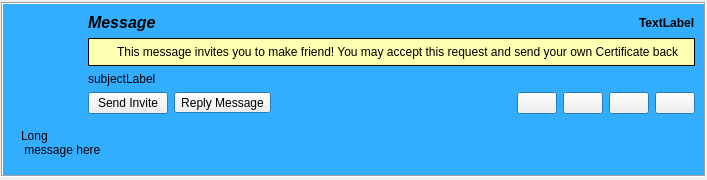
Qt form retroshare-gui/src/gui/feeds/MsgItem.ui (RetroShare/RetroShare) before a commit.
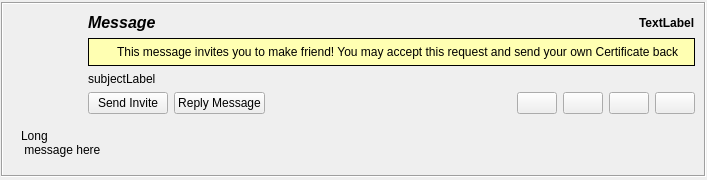
The same form after that commit. Icons and pictures are not drawn. Custom widgets are drawn as their Qt base class.

Commit message:
changed icons on othe feeds too
* changed the icons on other feeds too
* Show on Forum Message Feed the Avatars

What changed in the file:
```diff
--- a/retroshare-gui/src/gui/feeds/MsgItem.ui
+++ b/retroshare-gui/src/gui/feeds/MsgItem.ui
@@ -31,70 +31,6 @@
        <verstretch>0</verstretch>
       </sizepolicy>
      </property>
-     <property name="palette">
-      <palette>
-       <active>
-        <colorrole role="Base">
-         <brush brushstyle="SolidPattern">
-          <color alpha="255">
-           <red>52</red>
-           <green>177</green>
-           <blue>255</blue>
-          </color>
-         </brush>
-        </colorrole>
-        <colorrole role="Window">
-         <brush brushstyle="SolidPattern">
-          <color alpha="255">
-           <red>51</red>
-           <green>174</green>
-           <blue>255</blue>
-          </color>
-         </brush>
-        </colorrole>
-       </active>
-       <inactive>
-        <colorrole role="Base">
-         <brush brushstyle="SolidPattern">
-          <color alpha="255">
-           <red>52</red>
-           <green>177</green>
-           <blue>255</blue>
-          </color>
-         </brush>
-        </colorrole>
-        <colorrole role="Window">
-         <brush brushstyle="SolidPattern">
-          <color alpha="255">
-           <red>51</red>
-           <green>174</green>
-           <blue>255</blue>
-          </color>
-         </brush>
-        </colorrole>
-       </inactive>
-       <disabled>
-        <colorrole role="Base">
-         <brush brushstyle="SolidPattern">
-          <color alpha="255">
-           <red>240</red>
-           <green>240</green>
-           <blue>240</blue>
-          </color>
-         </brush>
-        </colorrole>
-        <colorrole role="Window">
-         <brush brushstyle="SolidPattern">
-          <color alpha="255">
-           <red>51</red>
-           <green>174</green>
-           <blue>255</blue>
-          </color>
-         </brush>
-        </colorrole>
-       </disabled>
-      </palette>
-     </property>
      <property name="autoFillBackground">
       <bool>true</bool>
      </property>
@@ -215,7 +151,7 @@
             </widget>
            </item>
            <item>
-            <widget class="QToolButton" name="replyButton">
+            <widget class="QPushButton" name="replyButton">
              <property name="focusPolicy">
               <enum>Qt::NoFocus</enum>
              </property>
@@ -229,12 +165,6 @@
               <iconset resource="../images.qrc">
                <normaloff>:/images/mail_reply.png</normaloff>:/images/mail_reply.png</iconset>
              </property>
-             <property name="toolButtonStyle">
-              <enum>Qt::ToolButtonTextBesideIcon</enum>
-             </property>
-             <property name="autoRaise">
-              <bool>false</bool>
-             </property>
             </widget>
            </item>
            <item>
```
Left out of the diff: 18 changed lines with no effect on the pictures. The commit also changes 51 other files.
